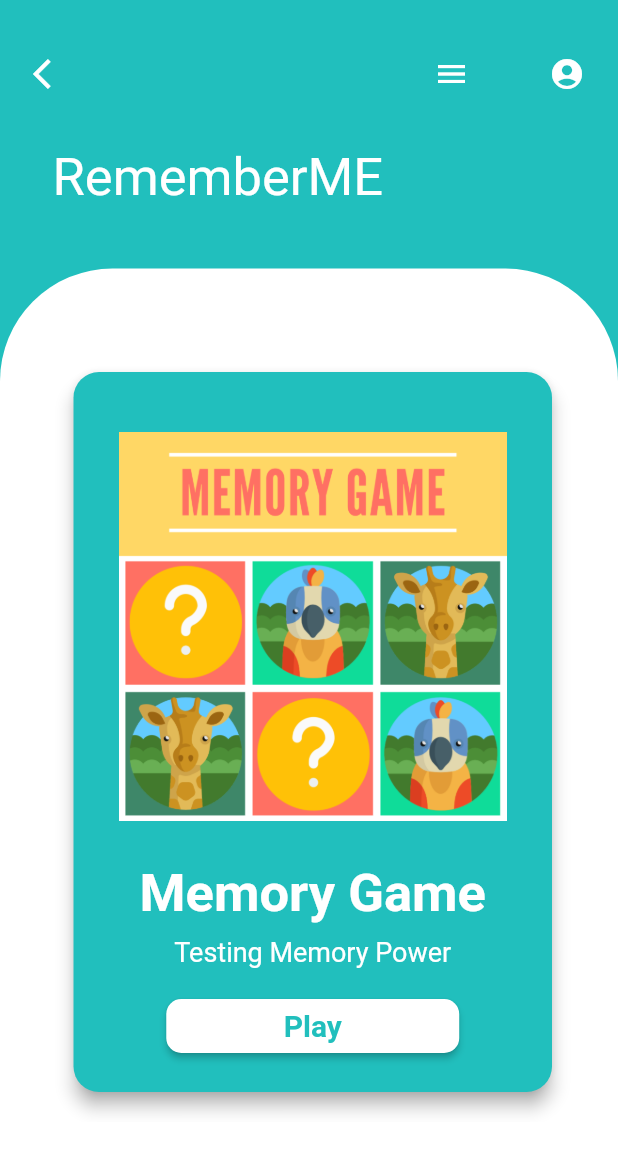
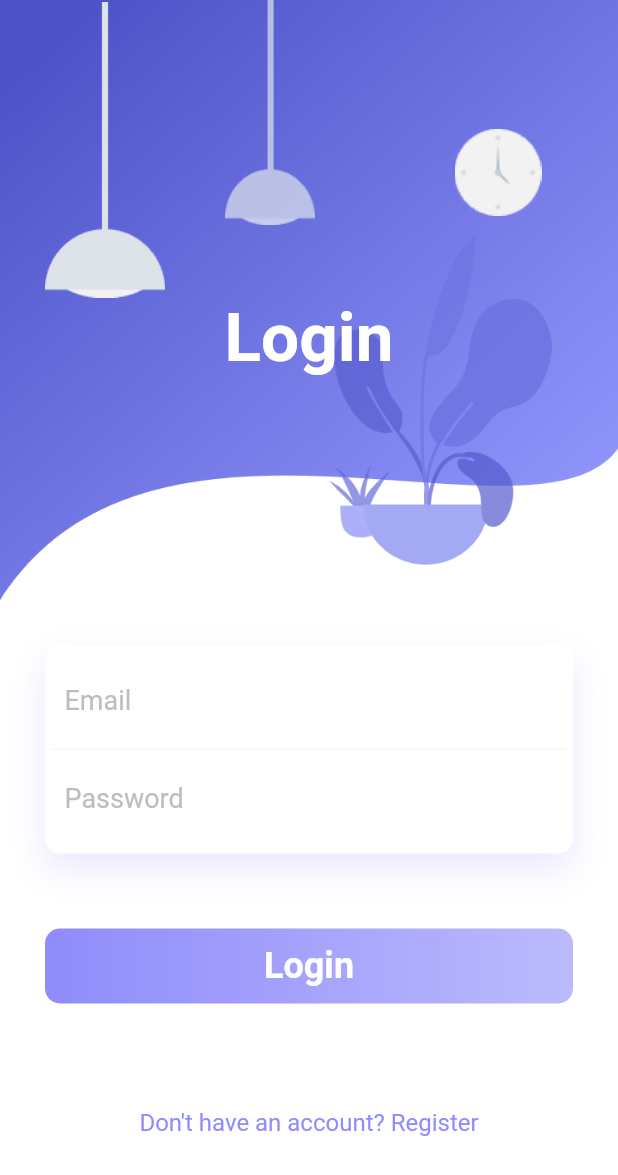
Before and after one commit to sonalsk/RememberME, a Flutter app: the screen it shows after launch, on a phone screen of 412 x 824 dp. Shown: the top 1175 px of the screen. Run offline on Flutter 3.47's test engine with Material 2 defaults, Android fonts, the phone set to English and light mode, and no system bars; our stand-ins replace google_fonts, simple_animations; Roboto replaces fonts that are missing (Acme, Signika).

Commit message:
Made login page

```diff
--- /dev/null
+++ b/alzheimers_game/lib/animations/fadeanimation.dart
@@ -0,0 +1,33 @@
+import 'package:flutter/material.dart';
+import 'package:simple_animations/simple_animations.dart';
+
+class FadeAnimation extends StatelessWidget {
+  final double delay;
+  final Widget child;
+
+  FadeAnimation(this.delay, this.child);
+
+  @override
+  Widget build(BuildContext context) {
+    final tween = MultiTrackTween([
+      Track("opacity").add(Duration(milliseconds: 500), Tween(begin: 0.0, end: 1.0)),
+      Track("translateY").add(
+        Duration(milliseconds: 500), Tween(begin: -30.0, end: 0.0),
+        curve: Curves.easeOut)
+    ]);
+
+    return ControlledAnimation(
+      delay: Duration(milliseconds: (500 * delay).round()),
+      duration: tween.duration,
+      tween: tween,
+      child: child,
+      builderWithChild: (context, child, animation) => Opacity(
+        opacity: animation["opacity"],
+        child: Transform.translate(
+          offset: Offset(0, animation["translateY"]),
+          child: child
+        ),
+      ),
+    );
+  }
+}
--- a/alzheimers_game/lib/main.dart
+++ b/alzheimers_game/lib/main.dart
@@ -1,4 +1,5 @@
 //import 'package:alzheimers_game/games/threeObjects.dart';
+import 'package:alzheimers_game/screens/login/login.dart';
 import 'package:flutter/material.dart';
 import 'package:alzheimers_game/screens/home/home.dart';
 
@@ -16,7 +17,7 @@ class RememberME extends StatelessWidget {
         visualDensity: VisualDensity.adaptivePlatformDensity,
       ),
       debugShowCheckedModeBanner: false,
-      home: Home(),
+      home: LogIn(),
     );
   }
 }
--- a/alzheimers_game/lib/screens/login/login.dart
+++ b/alzheimers_game/lib/screens/login/login.dart
@@ -0,0 +1,169 @@
+import 'package:alzheimers_game/animations/fadeanimation.dart';
+import 'package:alzheimers_game/screens/home/home.dart';
+import 'package:flutter/material.dart';
+import 'package:alzheimers_game/shared/constants.dart';
+import 'package:google_fonts/google_fonts.dart';
+
+class LogIn extends StatefulWidget {
+  @override
+  _LogInState createState() => _LogInState();
+}
+
+class _LogInState extends State<LogIn> {
+  @override
+  Widget build(BuildContext context) {
+    return Scaffold(
+        backgroundColor: white,
+        body: SingleChildScrollView(
+          child: Container(
+              child: Column(
+            children: [
+              Container(
+                  height: 400,
+                  decoration: BoxDecoration(
+                      image: DecorationImage(
+                    image: AssetImage('assets/background.png'),
+                    fit: BoxFit.fill,
+                  )),
+                  child: Stack(children: [
+                    Positioned(
+                        left: 30,
+                        width: 80,
+                        height: 200,
+                        child: FadeAnimation(
+                            1,
+                            Container(
+                                decoration: BoxDecoration(
+                                    image: DecorationImage(
+                                        image: AssetImage(
+                                            'assets/light-1.png')))))),
+                    Positioned(
+                        left: 140,
+                        width: 80,
+                        height: 150,
+                        child: FadeAnimation(
+                            1.3,
+                            Container(
+                                decoration: BoxDecoration(
+                                    image: DecorationImage(
+                                        image: AssetImage(
+                                            'assets/light-2.png')))))),
+                    Positioned(
+                        right: 40,
+                        top: 40,
+                        width: 80,
+                        height: 150,
+                        child: FadeAnimation(
+                            1.5,
+                            Container(
+                                decoration: BoxDecoration(
+                                    image: DecorationImage(
+                                        image:
+                                            AssetImage('assets/clock.png')))))),
+                    Positioned(
+                        child: FadeAnimation(
+                            1.6,
+                            Container(
+                                margin: EdgeInsets.only(top: 50.0),
+                                child: Center(
+                                    child: Text(
+                                  'Login',
+                                  style: GoogleFonts.acme(
+                                    fontSize: 45.0,
+                                    color: white,
+                                    fontWeight: FontWeight.bold,
+                                  ),
+                                ))))),
+                  ])),
+              Padding(
+                  padding: EdgeInsets.all(30.0),
+                  child: Column(children: [
+                    FadeAnimation(
+                      1.8,
+                      Container(
+                        padding: EdgeInsets.all(5.0),
+                        decoration: BoxDecoration(
+                            color: white,
+                            borderRadius: BorderRadius.circular(10),
+                            boxShadow: [
+                              BoxShadow(
+                                  color: Color.fromRGBO(143, 140, 251, .2),
+                                  blurRadius: 20.0,
+                                  offset: Offset(0, 10))
+                            ]),
+                        child: Column(
+                          children: [
+                            Container(
+                              padding: EdgeInsets.all(8.0),
+                              decoration: BoxDecoration(
+                                  border: Border(
+                                      bottom: BorderSide(color: grey[100]))),
+                              child: TextFormField(
+                                decoration: InputDecoration(
+                                    border: InputBorder.none,
+                                    hintText: "Email",
+                                    hintStyle: GoogleFonts.signika(
+                                      fontSize: 18.0,
+                                      color: grey[400],
+                                    )),
+                              ),
+                            ),
+                            Container(
+                              padding: EdgeInsets.all(8.0),
+                              child: TextFormField(
+                                decoration: InputDecoration(
+                                    border: InputBorder.none,
+                                    hintText: "Password",
+                                    hintStyle: GoogleFonts.signika(
+                                      fontSize: 18.0,
+                                      color: grey[400],
+                                    )),
+                              ),
+                            ),
+                          ],
+                        ),
+                      ),
+                    ),
+                    SizedBox(height: 50),
+                    FadeAnimation(
+                      2,
+                      InkWell(
+                        onTap: () {
+                          Navigator.of(context).push(
+                              MaterialPageRoute(builder: (context) => Home()));
+                        },
+                        child: Container(
+                          height: 50,
+                          decoration: BoxDecoration(
+                              borderRadius: BorderRadius.circular(10),
+                              gradient: LinearGradient(colors: [
+                                Color.fromRGBO(143, 140, 251, 1),
+                                Color.fromRGBO(143, 140, 251, .6)
+                              ])),
+                          child: Center(
+                              child: Text("Login",
+                                  style: GoogleFonts.acme(
+                                    fontSize: 24.0,
+                                    color: white,
+                                    fontWeight: FontWeight.bold,
+                                  ))),
+                        ),
+                      ),
+                    ),
+                    SizedBox(height: 70.0),
+                    FadeAnimation(
+                        1.5,
+                        InkWell(
+                          onTap: () {},
+                          child: Text("Don't have an account? Register",
+                              style: GoogleFonts.signika(
+                                fontSize: 16.0,
+                                color: Color.fromRGBO(143, 140, 251, 1),
+                              )),
+                        ))
+                  ]))
+            ],
+          )),
+        ));
+  }
+}
--- a/alzheimers_game/pubspec.yaml
+++ b/alzheimers_game/pubspec.yaml
@@ -33,6 +33,7 @@ dependencies:
 dev_dependencies:
   flutter_test:
     sdk: flutter
+  simple_animations: ^1.3.3
 
 # For information on the generic Dart part of this file, see the
 # following page: https://dart.dev/tools/pub/pubspec
```
Also changed, not shown: alzheimers_game/assets/background.png (added), alzheimers_game/assets/clock.png (added), alzheimers_game/assets/light-1.png (added), alzheimers_game/assets/light-2.png (added), alzheimers_game/assets/stats.png (added), alzheimers_game/pubspec.lock.
